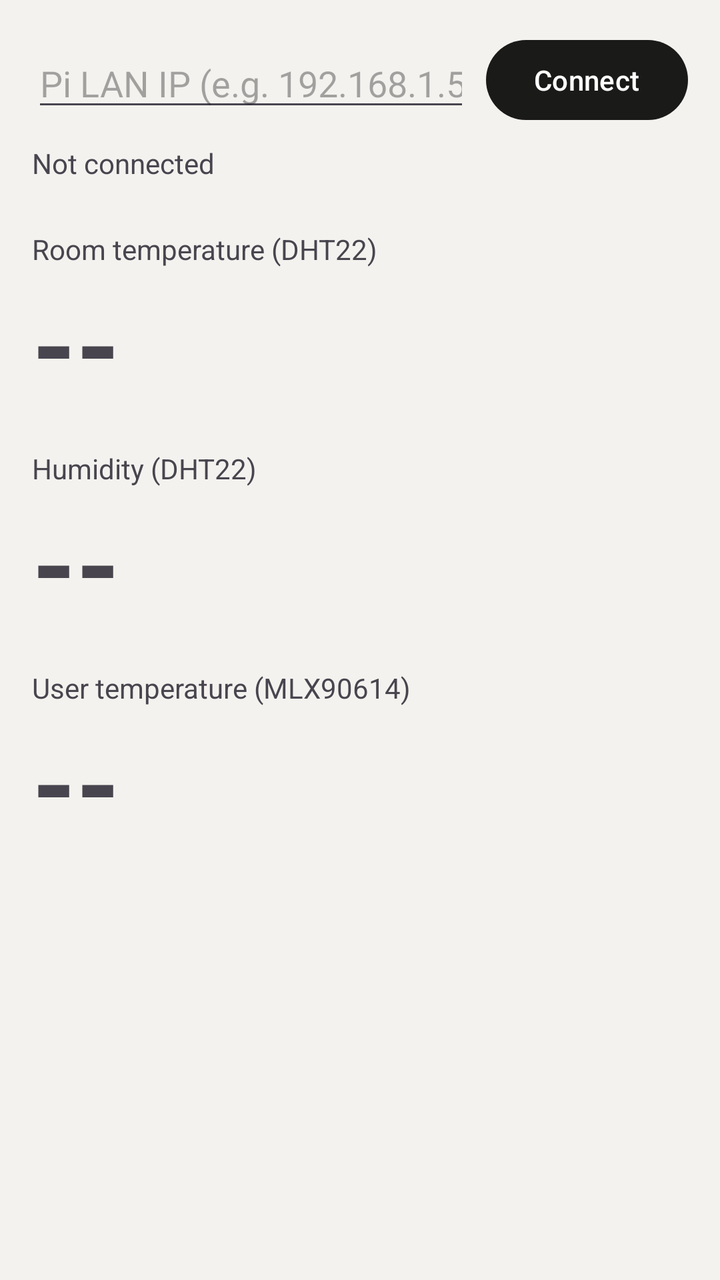
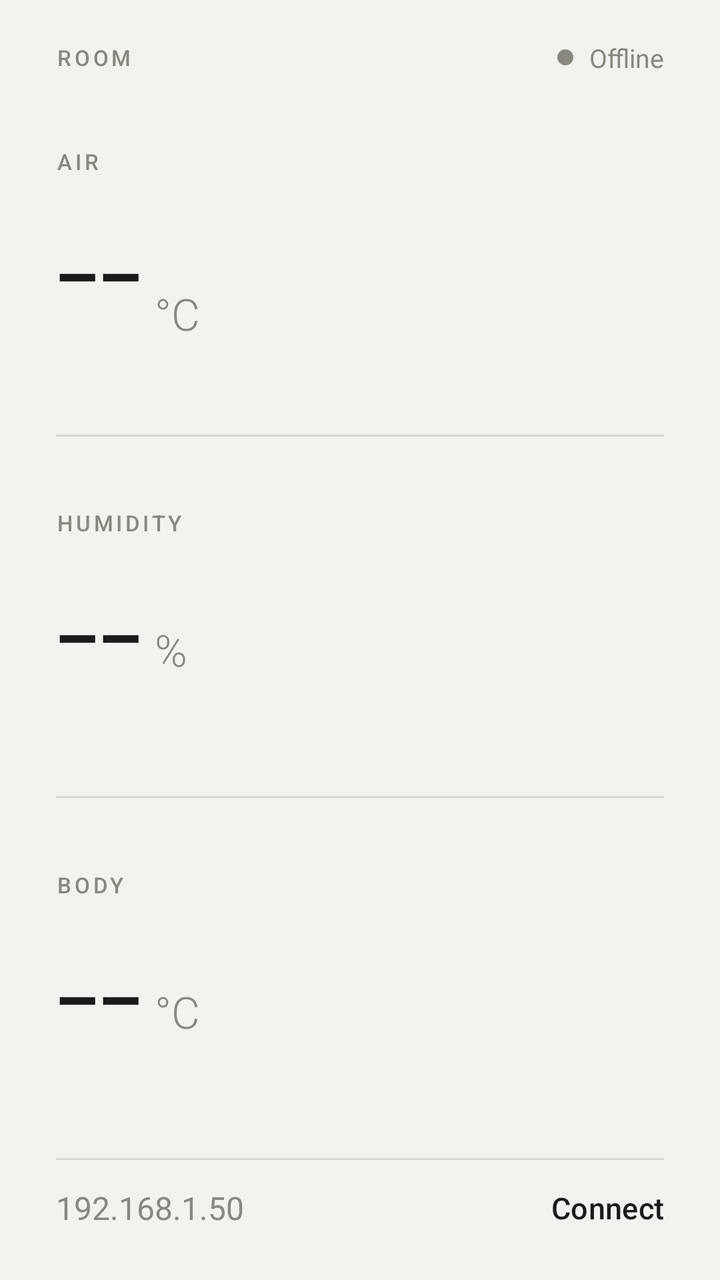

Two renders of the same Android screen: before a commit and after it. Below are the layout's source before the change and the commit's diff.
<!-- AndroidManifest.xml: application theme Theme.RoomMonitor -->
<!-- res/layout/activity_main.xml -->
<?xml version="1.0" encoding="utf-8"?>
<ScrollView xmlns:android="http://schemas.android.com/apk/res/android"
    android:layout_width="match_parent"
    android:layout_height="match_parent"
    android:fillViewport="true">

    <LinearLayout
        android:layout_width="match_parent"
        android:layout_height="wrap_content"
        android:orientation="vertical"
        android:padding="16dp">

        <LinearLayout
            android:layout_width="match_parent"
            android:layout_height="wrap_content"
            android:gravity="center_vertical"
            android:orientation="horizontal">

            <EditText
                android:id="@+id/ipInput"
                android:layout_width="0dp"
                android:layout_height="wrap_content"
                android:layout_weight="1"
                android:hint="Pi LAN IP (e.g. 192.168.1.50)"
                android:importantForAutofill="no"
                android:inputType="textUri"
                android:maxLines="1" />

            <Button
                android:id="@+id/connectBtn"
                android:layout_width="wrap_content"
                android:layout_height="wrap_content"
                android:layout_marginStart="8dp"
                android:text="Connect" />
        </LinearLayout>

        <TextView
            android:id="@+id/status"
            android:layout_width="match_parent"
            android:layout_height="wrap_content"
            android:layout_marginTop="8dp"
            android:text="Not connected"
            android:textSize="14sp" />

        <TextView
            android:layout_width="wrap_content"
            android:layout_height="wrap_content"
            android:layout_marginTop="24dp"
            android:text="Room temperature (DHT22)"
            android:textSize="14sp" />

        <TextView
            android:id="@+id/roomTemp"
            android:layout_width="wrap_content"
            android:layout_height="wrap_content"
            android:text="--"
            android:textSize="56sp"
            android:textStyle="bold" />

        <TextView
            android:layout_width="wrap_content"
            android:layout_height="wrap_content"
            android:layout_marginTop="16dp"
            android:text="Humidity (DHT22)"
            android:textSize="14sp" />

        <TextView
            android:id="@+id/humidity"
            android:layout_width="wrap_content"
            android:layout_height="wrap_content"
            android:text="--"
            android:textSize="56sp"
            android:textStyle="bold" />

        <TextView
            android:layout_width="wrap_content"
            android:layout_height="wrap_content"
            android:layout_marginTop="16dp"
            android:text="User temperature (MLX90614)"
            android:textSize="14sp" />

        <TextView
            android:id="@+id/userTemp"
            android:layout_width="wrap_content"
            android:layout_height="wrap_content"
            android:text="--"
            android:textSize="56sp"
            android:textStyle="bold" />

        <TextView
            android:id="@+id/updated"
            android:layout_width="wrap_content"
            android:layout_height="wrap_content"
            android:layout_marginTop="16dp"
            android:textSize="12sp" />
    </LinearLayout>
</ScrollView>
<!-- resources referenced by this layout -->
<resources>
  <style name="Theme.RoomMonitor" parent="Theme.Material3.DayNight.NoActionBar">
          <item name="android:windowBackground">@color/bg</item>
          <item name="android:statusBarColor">@color/bg</item>
          <item name="android:navigationBarColor">@color/bg</item>
          <item name="android:windowLightStatusBar">@bool/light_bars</item>
          <item name="colorPrimary">@color/accent</item>
      </style>
  <color name="bg">#F4F2EE</color>
  <color name="accent">#1A1A19</color>
</resources>

<!-- the commit's change to res/layout/activity_main.xml (unified diff, before → after) -->
@@ -1,97 +1,221 @@
 <?xml version="1.0" encoding="utf-8"?>
-<ScrollView xmlns:android="http://schemas.android.com/apk/res/android"
+<LinearLayout xmlns:android="http://schemas.android.com/apk/res/android"
     android:layout_width="match_parent"
     android:layout_height="match_parent"
-    android:fillViewport="true">
-
+    android:orientation="vertical"
+    android:paddingStart="28dp"
+    android:paddingTop="20dp"
+    android:paddingEnd="28dp"
+    android:paddingBottom="12dp">
+
+    
     <LinearLayout
         android:layout_width="match_parent"
         android:layout_height="wrap_content"
-        android:orientation="vertical"
-        android:padding="16dp">
-
-        <LinearLayout
-            android:layout_width="match_parent"
-            android:layout_height="wrap_content"
-            android:gravity="center_vertical"
-            android:orientation="horizontal">
-
-            <EditText
-                android:id="@+id/ipInput"
-                android:layout_width="0dp"
-                android:layout_height="wrap_content"
-                android:layout_weight="1"
-                android:hint="Pi LAN IP (e.g. 192.168.1.50)"
-                android:importantForAutofill="no"
-                android:inputType="textUri"
-                android:maxLines="1" />
-
-            <Button
-                android:id="@+id/connectBtn"
-                android:layout_width="wrap_content"
-                android:layout_height="wrap_content"
-                android:layout_marginStart="8dp"
-                android:text="Connect" />
-        </LinearLayout>
+        android:gravity="center_vertical"
+        android:orientation="horizontal">
+
+        <TextView
+            style="@style/Label"
+            android:layout_width="0dp"
+            android:layout_height="wrap_content"
+            android:layout_weight="1"
+            android:text="Room" />
+
+        <View
+            android:id="@+id/statusDot"
+            android:layout_width="8dp"
+            android:layout_height="8dp"
+            android:background="@drawable/dot" />
 
         <TextView
             android:id="@+id/status"
-            android:layout_width="match_parent"
-            android:layout_height="wrap_content"
-            android:layout_marginTop="8dp"
-            android:text="Not connected"
-            android:textSize="14sp" />
-
-        <TextView
             android:layout_width="wrap_content"
             android:layout_height="wrap_content"
-            android:layout_marginTop="24dp"
-            android:text="Room temperature (DHT22)"
-            android:textSize="14sp" />
-
-        <TextView
-            android:id="@+id/roomTemp"
-            android:layout_width="wrap_content"
-            android:layout_height="wrap_content"
-            android:text="--"
-            android:textSize="56sp"
-            android:textStyle="bold" />
-
-        <TextView
-            android:layout_width="wrap_content"
-            android:layout_height="wrap_content"
-            android:layout_marginTop="16dp"
-            android:text="Humidity (DHT22)"
-            android:textSize="14sp" />
-
-        <TextView
-            android:id="@+id/humidity"
-            android:layout_width="wrap_content"
-            android:layout_height="wrap_content"
-            android:text="--"
-            android:textSize="56sp"
-            android:textStyle="bold" />
-
-        <TextView
-            android:layout_width="wrap_content"
-            android:layout_height="wrap_content"
-            android:layout_marginTop="16dp"
-            android:text="User temperature (MLX90614)"
-            android:textSize="14sp" />
-
-        <TextView
-            android:id="@+id/userTemp"
-            android:layout_width="wrap_content"
-            android:layout_height="wrap_content"
-            android:text="--"
-            android:textSize="56sp"
-            android:textStyle="bold" />
+            android:layout_marginStart="8dp"
+            android:text="Offline"
+            android:textColor="@color/muted"
+            android:textSize="13sp" />
+    </LinearLayout>
+
+    
+    <LinearLayout
+        android:layout_width="match_parent"
+        android:layout_height="0dp"
+        android:layout_weight="1"
+        android:orientation="vertical">
+
+        <LinearLayout
+            android:layout_width="match_parent"
+            android:layout_height="0dp"
+            android:layout_weight="1"
+            android:gravity="center_vertical"
+            android:orientation="vertical">
+
+            <TextView
+                style="@style/Label"
+                android:layout_width="wrap_content"
+                android:layout_height="wrap_content"
+                android:text="Air" />
+
+            <LinearLayout
+                android:layout_width="wrap_content"
+                android:layout_height="wrap_content"
+                android:layout_marginTop="4dp"
+                android:baselineAligned="false"
+                android:gravity="bottom"
+                android:orientation="horizontal">
+
+                <TextView
+                    android:id="@+id/roomTemp"
+                    style="@style/Reading"
+                    android:layout_width="wrap_content"
+                    android:layout_height="wrap_content"
+                    android:text="--" />
+
+                <TextView
+                    style="@style/Unit"
+                    android:layout_width="wrap_content"
+                    android:layout_height="wrap_content"
+                    android:text="°C" />
+            </LinearLayout>
+        </LinearLayout>
+
+        <View
+            android:layout_width="match_parent"
+            android:layout_height="1dp"
+            android:background="@color/line" />
+
+        <LinearLayout
+            android:layout_width="match_parent"
+            android:layout_height="0dp"
+            android:layout_weight="1"
+            android:gravity="center_vertical"
+            android:orientation="vertical">
+
+            <TextView
+                style="@style/Label"
+                android:layout_width="wrap_content"
+                android:layout_height="wrap_content"
+                android:text="Humidity" />
+
+            <LinearLayout
+                android:layout_width="wrap_content"
+                android:layout_height="wrap_content"
+                android:layout_marginTop="4dp"
+                android:gravity="bottom"
+                android:orientation="horizontal">
+
+                <TextView
+                    android:id="@+id/humidity"
+                    style="@style/Reading"
+                    android:layout_width="wrap_content"
+                    android:layout_height="wrap_content"
+                    android:text="--" />
+
+                <TextView
+                    style="@style/Unit"
+                    android:layout_width="wrap_content"
+                    android:layout_height="wrap_content"
+                    android:text="%" />
+            </LinearLayout>
+        </LinearLayout>
+
+        <View
+            android:layout_width="match_parent"
+            android:layout_height="1dp"
+            android:background="@color/line" />
+
+        <LinearLayout
+            android:layout_width="match_parent"
+            android:layout_height="0dp"
+            android:layout_weight="1"
+            android:gravity="center_vertical"
+            android:orientation="vertical">
+
+            <TextView
+                style="@style/Label"
+                android:layout_width="wrap_content"
+                android:layout_height="wrap_content"
+                android:text="Body" />
+
+            <LinearLayout
+                android:layout_width="wrap_content"
+                android:layout_height="wrap_content"
+                android:layout_marginTop="4dp"
+                android:gravity="bottom"
+                android:orientation="horizontal">
+
+                <TextView
+                    android:id="@+id/userTemp"
+                    style="@style/Reading"
+                    android:layout_width="wrap_content"
+                    android:layout_height="wrap_content"
+                    android:text="--" />
+
+                <TextView
+                    style="@style/Unit"
+                    android:layout_width="wrap_content"
+                    android:layout_height="wrap_content"
+                    android:text="°C" />
+            </LinearLayout>
+        </LinearLayout>
+    </LinearLayout>
+
+    <TextView
+        android:id="@+id/issue"
+        android:layout_width="match_parent"
+        android:layout_height="wrap_content"
+        android:layout_marginBottom="8dp"
+        android:textColor="@color/bad"
+        android:textSize="12sp"
+        android:visibility="gone" />
+
+    
+    <View
+        android:layout_width="match_parent"
+        android:layout_height="1dp"
+        android:background="@color/line" />
+
+    <LinearLayout
+        android:layout_width="match_parent"
+        android:layout_height="wrap_content"
+        android:gravity="center_vertical"
+        android:orientation="horizontal">
+
+        <EditText
+            android:id="@+id/ipInput"
+            android:layout_width="0dp"
+            android:layout_height="48dp"
+            android:layout_weight="1"
+            android:background="@null"
+            android:hint="192.168.1.50"
+            android:importantForAutofill="no"
+            android:inputType="textUri"
+            android:maxLines="1"
+            android:textColor="@color/ink"
+            android:textColorHint="@color/muted"
+            android:textSize="16sp" />
 
         <TextView
             android:id="@+id/updated"
             android:layout_width="wrap_content"
             android:layout_height="wrap_content"
-            android:layout_marginTop="16dp"
+            android:layout_marginEnd="14dp"
+            android:textColor="@color/muted"
             android:textSize="12sp" />
+
+        <Button
+            android:id="@+id/connectBtn"
+            style="@style/Widget.Material3.Button.TextButton"
+            android:layout_width="wrap_content"
+            android:layout_height="wrap_content"
+            android:minWidth="0dp"
+            android:paddingStart="8dp"
+            android:paddingEnd="0dp"
+            android:text="Connect"
+            android:textAllCaps="false"
+            android:textColor="@color/ink"
+            android:textSize="15sp" />
     </LinearLayout>
-</ScrollView>
+</LinearLayout>
<!-- resource entries referenced after the edit -->
@@ -1,5 +1,35 @@
 <!-- resources referenced by this layout -->
 <resources>
+  <color name="bad">#B3452F</color>
+  <color name="ink">#1A1A19</color>
+  <color name="line">#D9D6CF</color>
+  <color name="muted">#8A8780</color>
+  <!-- drawable dot (drawable) -->
+  <?xml version="1.0" encoding="utf-8"?>
+  <shape xmlns:android="http://schemas.android.com/apk/res/android" android:shape="oval">
+      <solid android:color="@color/muted" />
+      <size android:width="8dp" android:height="8dp" />
+  </shape>
+  <style name="Label">
+          <item name="android:textSize">11sp</item>
+          <item name="android:letterSpacing">0.14</item>
+          <item name="android:textColor">@color/muted</item>
+          <item name="android:fontFamily">sans-serif-medium</item>
+          <item name="android:textAllCaps">true</item>
+      </style>
+  <style name="Reading">
+          <item name="android:textSize">76sp</item>
+          <item name="android:textColor">@color/ink</item>
+          <item name="android:fontFamily">sans-serif-light</item>
+          <item name="android:includeFontPadding">false</item>
+      </style>
+  <style name="Unit">
+          <item name="android:textSize">22sp</item>
+          <item name="android:textColor">@color/muted</item>
+          <item name="android:fontFamily">sans-serif-light</item>
+          <item name="android:layout_marginStart">6dp</item>
+          <item name="android:layout_marginBottom">10dp</item>
+      </style>
   <style name="Theme.RoomMonitor" parent="Theme.Material3.DayNight.NoActionBar">
           <item name="android:windowBackground">@color/bg</item>
           <item name="android:statusBarColor">@color/bg</item>
